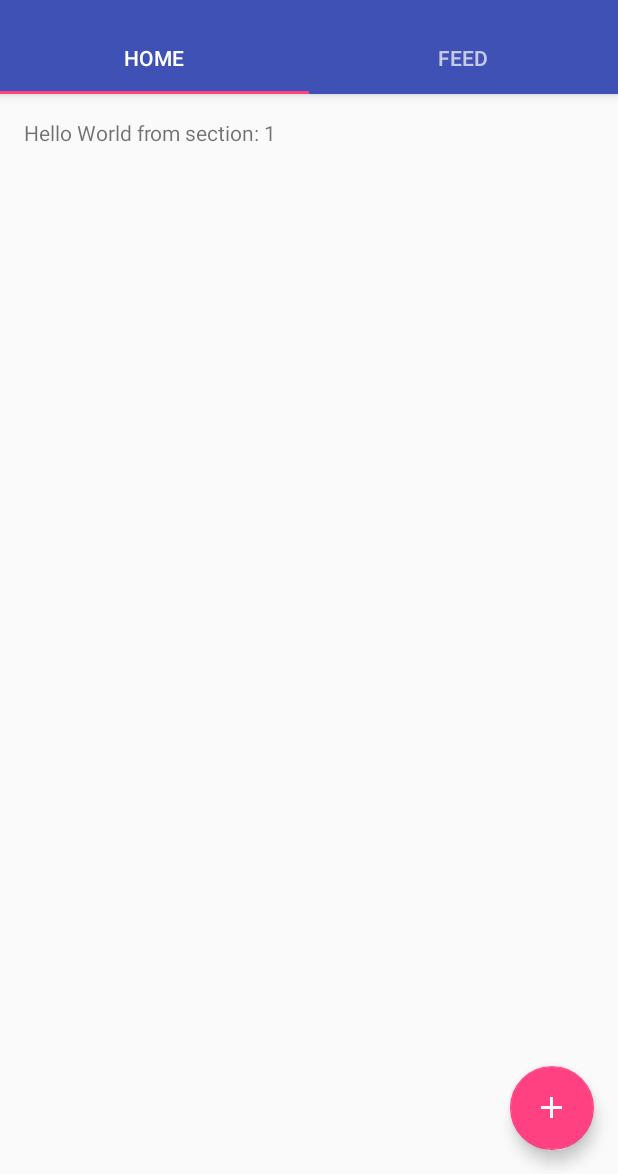
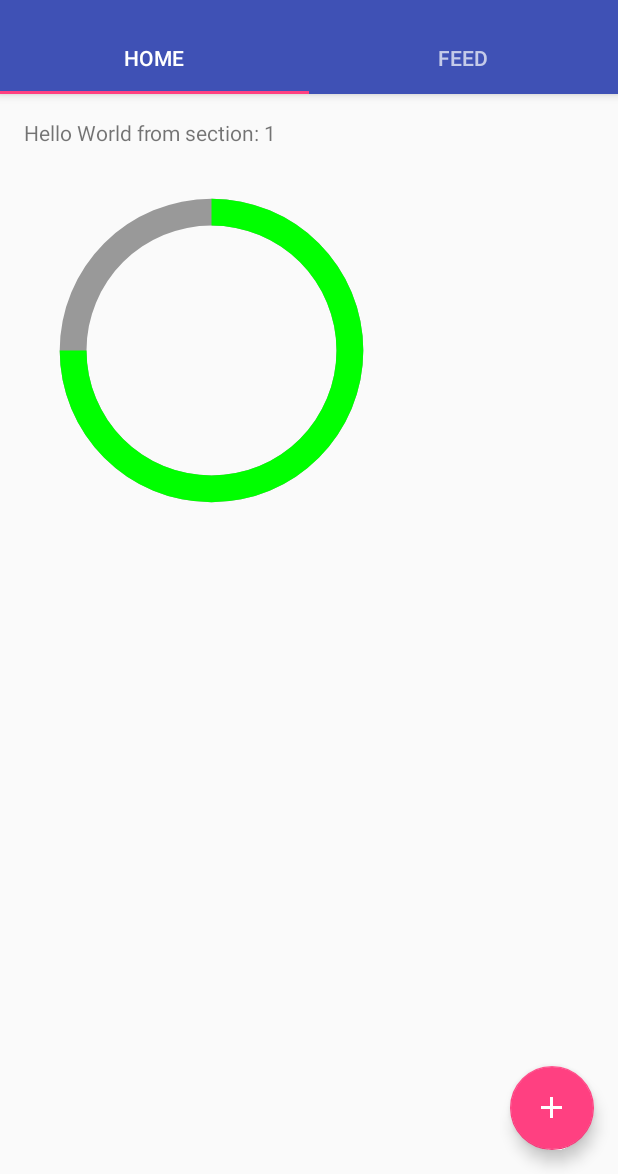
Before and after one commit to addiittya2006/HealthKeep, an Android app: the MainActivity screen opened directly, with no data from a screen before it, on a phone screen of 412 x 824 dp, the part 62-1236 px from its top. Run offline under Robolectric (Android 15) with nearby library versions, the phone set to English and light mode, and no system bars; our stand-ins replace Picasso; 1 statement that could not run was skipped.

Commit message:
Added calorie progress bar

```diff
--- a/app/build.gradle
+++ b/app/build.gradle
@@ -1,5 +1,4 @@
 apply plugin: 'com.android.application'
-
 android {
     compileSdkVersion 23
     buildToolsVersion "23.0.3"
--- a/app/src/main/java/com/aaa/cybersrishti/MainActivity.java
+++ b/app/src/main/java/com/aaa/cybersrishti/MainActivity.java
@@ -2,8 +2,10 @@ package com.aaa.cybersrishti;
 
 import android.content.Intent;
 import android.content.SharedPreferences;
+import android.graphics.drawable.Drawable;
 import android.os.AsyncTask;
 import android.os.Bundle;
+import android.os.Handler;
 import android.support.design.widget.FloatingActionButton;
 import android.support.design.widget.NavigationView;
 import android.support.design.widget.TabLayout;
@@ -19,6 +21,7 @@ import android.view.MenuItem;
 import android.view.View;
 import android.widget.Button;
 import android.widget.ImageView;
+import android.widget.ProgressBar;
 import android.widget.TextView;
 import android.widget.Toast;
 
@@ -48,11 +51,13 @@ import java.util.concurrent.TimeUnit;
 
 public class MainActivity extends AppCompatActivity implements NavigationView.OnNavigationItemSelectedListener {
     public static GoogleApiClient mClient = null;
+    ProgressBar calProgress;
     private static Float total=null;
     String text_data = null;
     Button fitApi;
     static Value totalcount;
-
+    int pStatus = 0;
+    private Handler handler = new Handler();
 
     private SectionsPagerAdapter mSectionsPagerAdapter;
     private ViewPager mViewPager;
@@ -68,11 +73,11 @@ public class MainActivity extends AppCompatActivity implements NavigationView.On
         setSupportActionBar(toolbar);
 
         mSectionsPagerAdapter = new SectionsPagerAdapter(getSupportFragmentManager());
-
         mViewPager = (ViewPager) findViewById(R.id.container);
         mViewPager.setAdapter(mSectionsPagerAdapter);
 
         //fitApi = (Button) findViewById(R.id.fit);
+
         prefs = getSharedPreferences("application_settings", 0);
 
         TabLayout tabLayout = (TabLayout) findViewById(R.id.tabs);
@@ -104,6 +109,7 @@ public class MainActivity extends AppCompatActivity implements NavigationView.On
             Picasso.with(this).load(prefs.getString("pic", "")).into(profile);
             name.setText(prefs.getString("name",""));
         }
+
 
         buildFitnessClient();
     }
@@ -182,6 +188,36 @@ public class MainActivity extends AppCompatActivity implements NavigationView.On
         protected void onPostExecute(Void aVoid) {
             TextView mtextdata = (TextView) findViewById(R.id.section_label);
             mtextdata.setText(String.valueOf(total));
+            calProgress = (ProgressBar)findViewById(R.id.circularProgressbar);
+            calProgress.setMax(total.intValue());
+//             calProgress.setProgressDrawable(draw);
+            new Thread(new Runnable() {
+
+                @Override
+                public void run() {
+                    // TODO Auto-generated method stub
+                    while (pStatus < 100) {
+                        pStatus += 1;
+
+                        handler.post(new Runnable() {
+
+                            @Override
+                            public void run() {
+                                // TODO Auto-generated method stub
+                                calProgress.setProgress(pStatus);
+                            }
+                        });
+                        try {
+                            // Sleep for 200 milliseconds.
+                            // Just to display the progress slowly
+                            Thread.sleep(200);
+                        } catch (InterruptedException e) {
+                            e.printStackTrace();
+                        }
+                    }
+                }
+            }).start();
+             // Maximum Progress
             //fitApi.setVisibility(View.GONE);
 
         }
--- a/app/src/main/java/com/aaa/cybersrishti/fragments/PlaceholderFragment.java
+++ b/app/src/main/java/com/aaa/cybersrishti/fragments/PlaceholderFragment.java
@@ -1,10 +1,13 @@
 package com.aaa.cybersrishti.fragments;
 
+import android.graphics.drawable.Drawable;
 import android.os.Bundle;
+import android.os.Handler;
 import android.support.v4.app.Fragment;
 import android.view.LayoutInflater;
 import android.view.View;
 import android.view.ViewGroup;
+import android.widget.ProgressBar;
 import android.widget.TextView;
 
 import com.aaa.cybersrishti.R;
@@ -17,6 +20,9 @@ public class PlaceholderFragment extends Fragment {
      * The fragment argument representing the section number for this
      * fragment.
      */
+    ProgressBar calProgress;
+    int pStatus = 0;
+    private Handler handler = new Handler();
     private static final String ARG_SECTION_NUMBER = "section_number";
 
     public PlaceholderFragment() {
@@ -42,7 +48,10 @@ public class PlaceholderFragment extends Fragment {
             rootView = inflater.inflate(R.layout.home_tabbed, container, false);
             TextView textView = (TextView) rootView.findViewById(R.id.section_label);
             textView.setText(getString(R.string.section_format, getArguments().getInt(ARG_SECTION_NUMBER)));
+
         }
+
+
         else{
             rootView = inflater.inflate(R.layout.feed_tabbed,container,false);
         }
--- /dev/null
+++ b/app/src/main/res/drawable/circular.xml
@@ -0,0 +1,41 @@
+<?xml version="1.0" encoding="utf-8"?>
+<layer-list xmlns:android="http://schemas.android.com/apk/res/android" >
+    <item android:id="@android:id/secondaryProgress">
+        <shape
+            android:innerRadiusRatio="3"
+            android:shape="ring"
+            android:useLevel="true"
+            android:thicknessRatio="14.0">
+
+            <gradient
+                android:startColor="#999999"
+                android:endColor="#999999"
+                android:centerColor="#999999"
+                android:type="sweep" />
+        </shape>
+    </item>
+    <item android:id="@android:id/progress">
+        <rotate
+            android:fromDegrees="270"
+            android:pivotX="50%"
+            android:pivotY="50%"
+            android:toDegrees="270" >
+            <shape
+                android:innerRadiusRatio="3"
+                android:shape="ring"
+                android:useLevel="true"
+                android:thicknessRatio="14.0">
+                <rotate
+                    android:fromDegrees="0"
+                    android:toDegrees="360"
+                    android:pivotX="50%"
+                    android:pivotY="50%" />
+                <gradient
+                    android:startColor="#00FF00"
+                    android:endColor="#00FF00"
+                    android:centerColor="#00FF00"
+                    android:type="sweep" />
+            </shape>
+        </rotate>
+    </item>
+</layer-list>
--- a/app/src/main/res/layout/home_tabbed.xml
+++ b/app/src/main/res/layout/home_tabbed.xml
@@ -2,6 +2,7 @@
     xmlns:tools="http://schemas.android.com/tools"
     android:layout_width="match_parent"
     android:layout_height="match_parent"
+    xmlns:custom="http://schemas.android.com/apk/res-auto"
     android:paddingBottom="@dimen/activity_vertical_margin"
     android:paddingLeft="@dimen/activity_horizontal_margin"
     android:paddingRight="@dimen/activity_horizontal_margin"
@@ -13,4 +14,17 @@
         android:layout_width="wrap_content"
         android:layout_height="wrap_content"/>
 
+    <ProgressBar
+        android:id="@+id/circularProgressbar"
+        android:layout_width="250dp"
+        android:layout_height="250dp"
+        android:layout_marginTop="30dp"
+        style="?android:attr/progressBarStyleHorizontal"
+        android:indeterminate="false"
+        android:progress="75"
+        android:max="100"
+        android:useLevel="true"
+        android:secondaryProgress="100"
+        android:progressDrawable="@drawable/circular" />
+
 </RelativeLayout>
```
